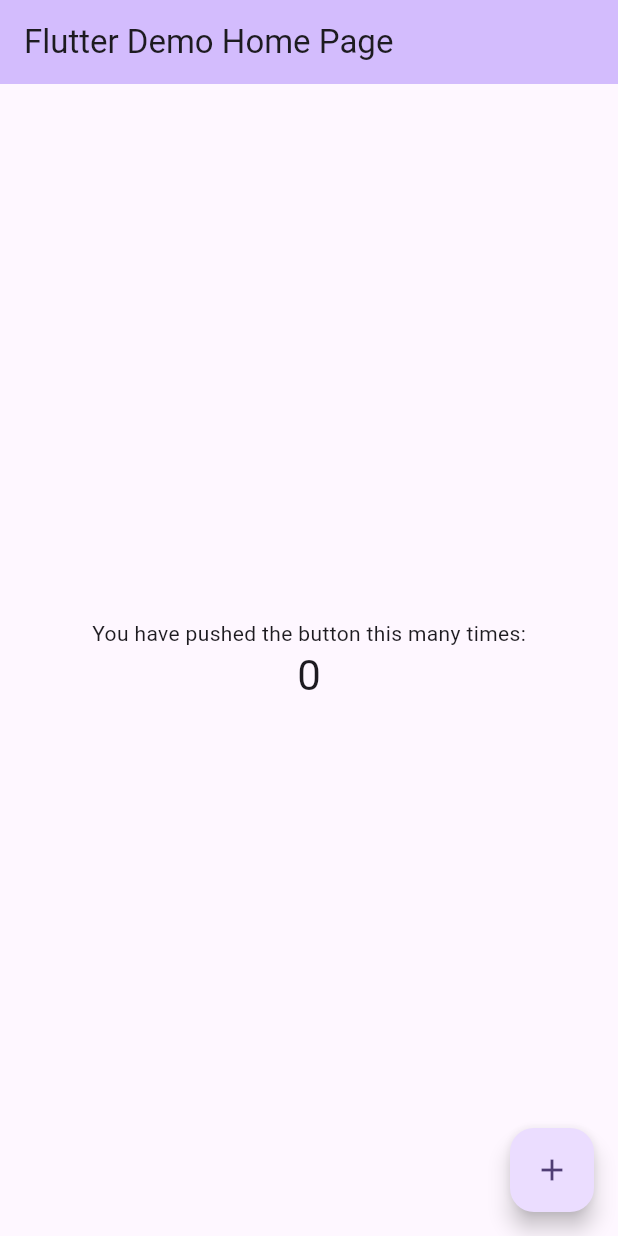
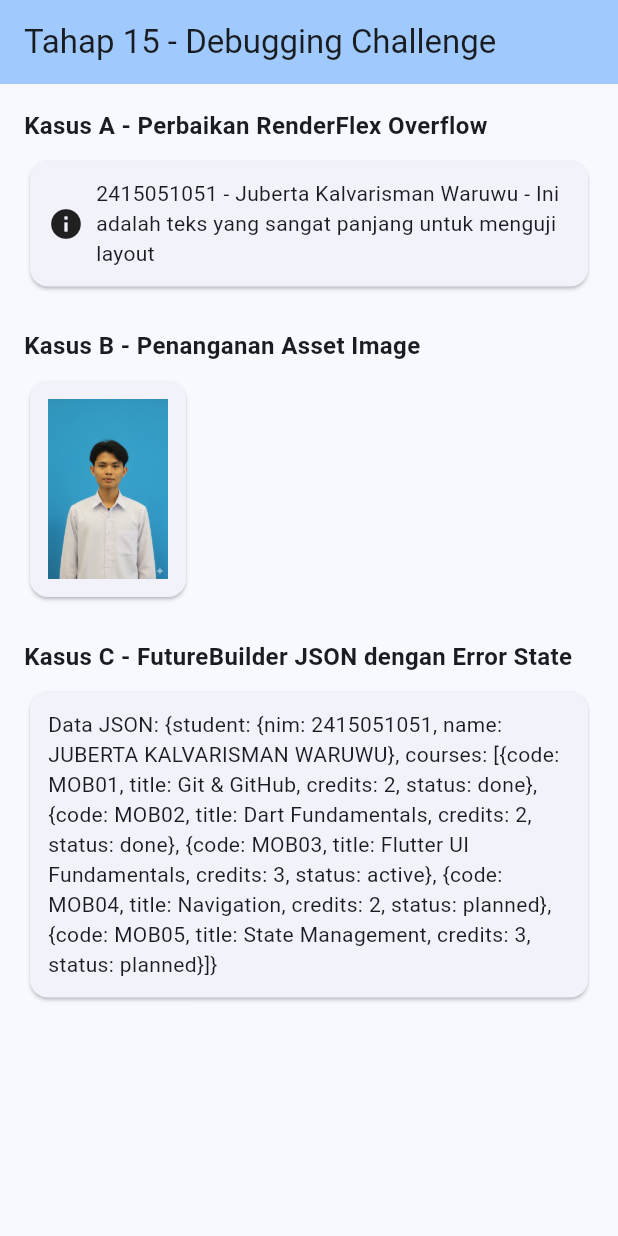
Before and after one commit to jubkalll/mobile-praktikum, a Flutter app: the screen it shows after launch, on a phone screen of 412 x 824 dp. Run offline on Flutter 3.47's test engine with Material 3 defaults, Android fonts, the phone set to English and light mode, and no system bars.

Commit message:
Tampilkan daftar materi dari JSON statik

```diff
--- a/lib/main.dart
+++ b/lib/main.dart
@@ -1,4 +1,6 @@
+import 'dart:convert';
 import 'package:flutter/material.dart';
+import 'package:flutter/services.dart';
 
 void main() {
   runApp(const MyApp());
@@ -7,116 +9,142 @@ void main() {
 class MyApp extends StatelessWidget {
   const MyApp({super.key});
 
-  // This widget is the root of your application.
   @override
   Widget build(BuildContext context) {
     return MaterialApp(
-      title: 'Flutter Demo',
+      title: 'Tahap 15 - Debugging Challenge',
+      debugShowCheckedModeBanner: false,
       theme: ThemeData(
-        // This is the theme of your application.
-        //
-        // TRY THIS: Try running your application with "flutter run". You'll see
-        // the application has a purple toolbar. Then, without quitting the app,
-        // try changing the seedColor in the colorScheme below to Colors.green
-        // and then invoke "hot reload" (save your changes or press the "hot
-        // reload" button in a Flutter-supported IDE, or press "r" if you used
-        // the command line to start the app).
-        //
-        // Notice that the counter didn't reset back to zero; the application
-        // state is not lost during the reload. To reset the state, use hot
-        // restart instead.
-        //
-        // This works for code too, not just values: Most code changes can be
-        // tested with just a hot reload.
-        colorScheme: .fromSeed(seedColor: Colors.deepPurple),
+        colorScheme: ColorScheme.fromSeed(seedColor: Colors.blue),
+        useMaterial3: true,
       ),
-      home: const MyHomePage(title: 'Flutter Demo Home Page'),
+      home: const DebuggingChallengePage(),
     );
   }
 }
 
-class MyHomePage extends StatefulWidget {
-  const MyHomePage({super.key, required this.title});
-
-  // This widget is the home page of your application. It is stateful, meaning
-  // that it has a State object (defined below) that contains fields that affect
-  // how it looks.
-
-  // This class is the configuration for the state. It holds the values (in this
-  // case the title) provided by the parent (in this case the App widget) and
-  // used by the build method of the State. Fields in a Widget subclass are
-  // always marked "final".
-
-  final String title;
+class DebuggingChallengePage extends StatefulWidget {
+  const DebuggingChallengePage({super.key});
 
   @override
-  State<MyHomePage> createState() => _MyHomePageState();
+  State<DebuggingChallengePage> createState() => _DebuggingChallengePageState();
 }
 
-class _MyHomePageState extends State<MyHomePage> {
-  int _counter = 0;
+class _DebuggingChallengePageState extends State<DebuggingChallengePage> {
+  final String studentId = "2415051051";
+  final String studentName = "Juberta Kalvarisman Waruwu";
 
-  void _incrementCounter() {
-    setState(() {
-      // This call to setState tells the Flutter framework that something has
-      // changed in this State, which causes it to rerun the build method below
-      // so that the display can reflect the updated values. If we changed
-      // _counter without calling setState(), then the build method would not be
-      // called again, and so nothing would appear to happen.
-      _counter++;
-    });
+  // Fungsi membaca file JSON dari assets/data/student_data.json
+  Future<Map<String, dynamic>> loadJsonData() async {
+    final String response = await rootBundle.loadString('assets/data/student_data.json');
+    final data = await json.decode(response);
+    return Map<String, dynamic>.from(data);
   }
 
   @override
   Widget build(BuildContext context) {
-    // This method is rerun every time setState is called, for instance as done
-    // by the _incrementCounter method above.
-    //
-    // The Flutter framework has been optimized to make rerunning build methods
-    // fast, so that you can just rebuild anything that needs updating rather
-    // than having to individually change instances of widgets.
     return Scaffold(
       appBar: AppBar(
-        // TRY THIS: Try changing the color here to a specific color (to
-        // Colors.amber, perhaps?) and trigger a hot reload to see the AppBar
-        // change color while the other colors stay the same.
+        title: const Text('Tahap 15 - Debugging Challenge'),
         backgroundColor: Theme.of(context).colorScheme.inversePrimary,
-        // Here we take the value from the MyHomePage object that was created by
-        // the App.build method, and use it to set our appbar title.
-        title: Text(widget.title),
       ),
-      body: Center(
-        // Center is a layout widget. It takes a single child and positions it
-        // in the middle of the parent.
+      body: SingleChildScrollView(
+        padding: const EdgeInsets.all(16.0),
         child: Column(
-          // Column is also a layout widget. It takes a list of children and
-          // arranges them vertically. By default, it sizes itself to fit its
-          // children horizontally, and tries to be as tall as its parent.
-          //
-          // Column has various properties to control how it sizes itself and
-          // how it positions its children. Here we use mainAxisAlignment to
-          // center the children vertically; the main axis here is the vertical
-          // axis because Columns are vertical (the cross axis would be
-          // horizontal).
-          //
-          // TRY THIS: Invoke "debug painting" (choose the "Toggle Debug Paint"
-          // action in the IDE, or press "p" in the console), to see the
-          // wireframe for each widget.
-          mainAxisAlignment: .center,
+          crossAxisAlignment: CrossAxisAlignment.start,
           children: [
-            const Text('You have pushed the button this many times:'),
-            Text(
-              '$_counter',
-              style: Theme.of(context).textTheme.headlineMedium,
+            // ==================== KASUS A ====================
+            const Text(
+              'Kasus A - Perbaikan RenderFlex Overflow',
+              style: TextStyle(fontWeight: FontWeight.bold, fontSize: 16),
+            ),
+            const SizedBox(height: 8),
+            Card(
+              child: Padding(
+                padding: const EdgeInsets.all(12.0),
+                child: Row(
+                  children: [
+                    const Icon(Icons.info),
+                    const SizedBox(width: 8),
+                    // Perbaikan: dibungkus dengan Expanded
+                    Expanded(
+                      child: Text(
+                        '$studentId - $studentName - Ini adalah teks yang sangat panjang untuk menguji layout',
+                      ),
+                    ),
+                  ],
+                ),
+              ),
+            ),
+
+            const SizedBox(height: 24),
+
+            // ==================== KASUS B ====================
+            const Text(
+              'Kasus B - Penanganan Asset Image',
+              style: TextStyle(fontWeight: FontWeight.bold, fontSize: 16),
+            ),
+            const SizedBox(height: 8),
+            Card(
+              child: Padding(
+                padding: const EdgeInsets.all(12.0),
+                child: Column(
+                  children: [
+                    Image.asset(
+                      // Mengarah ke folder assets/images/
+                      'assets/images/Gemini_Generated_Image_mr31rwmr31rwmr31.png',
+                      height: 120,
+                      fit: BoxFit.contain,
+                      errorBuilder: (context, error, stackTrace) {
+                        return const Text(
+                          'Aset gambar gagal dimuat. Periksa kembali pubspec.yaml dan nama file.',
+                          style: TextStyle(color: Colors.red),
+                        );
+                      },
+                    ),
+                  ],
+                ),
+              ),
+            ),
+
+            const SizedBox(height: 24),
+
+            // ==================== KASUS C ====================
+            const Text(
+              'Kasus C - FutureBuilder JSON dengan Error State',
+              style: TextStyle(fontWeight: FontWeight.bold, fontSize: 16),
+            ),
+            const SizedBox(height: 8),
+            Card(
+              child: Padding(
+                padding: const EdgeInsets.all(12.0),
+                child: FutureBuilder<Map<String, dynamic>>(
+                  future: loadJsonData(),
+                  builder: (context, snapshot) {
+                    // State 1: Sedang memuat
+                    if (snapshot.connectionState == ConnectionState.waiting) {
+                      return const Center(child: CircularProgressIndicator());
+                    }
+                    // State 2: Terjadi Error (Error State)
+                    else if (snapshot.hasError) {
+                      return Text(
+                        'Error State: Gagal memuat JSON!\nDetail: ${snapshot.error}',
+                        style: const TextStyle(color: Colors.red),
+                      );
+                    }
+                    // State 3: Berhasil memuat data
+                    else if (snapshot.hasData) {
+                      return Text('Data JSON: ${snapshot.data}');
+                    } else {
+                      return const Text('Tidak ada data');
+                    }
+                  },
+                ),
+              ),
             ),
           ],
         ),
       ),
-      floatingActionButton: FloatingActionButton(
-        onPressed: _incrementCounter,
-        tooltip: 'Increment',
-        child: const Icon(Icons.add),
-      ),
     );
   }
 }
```
